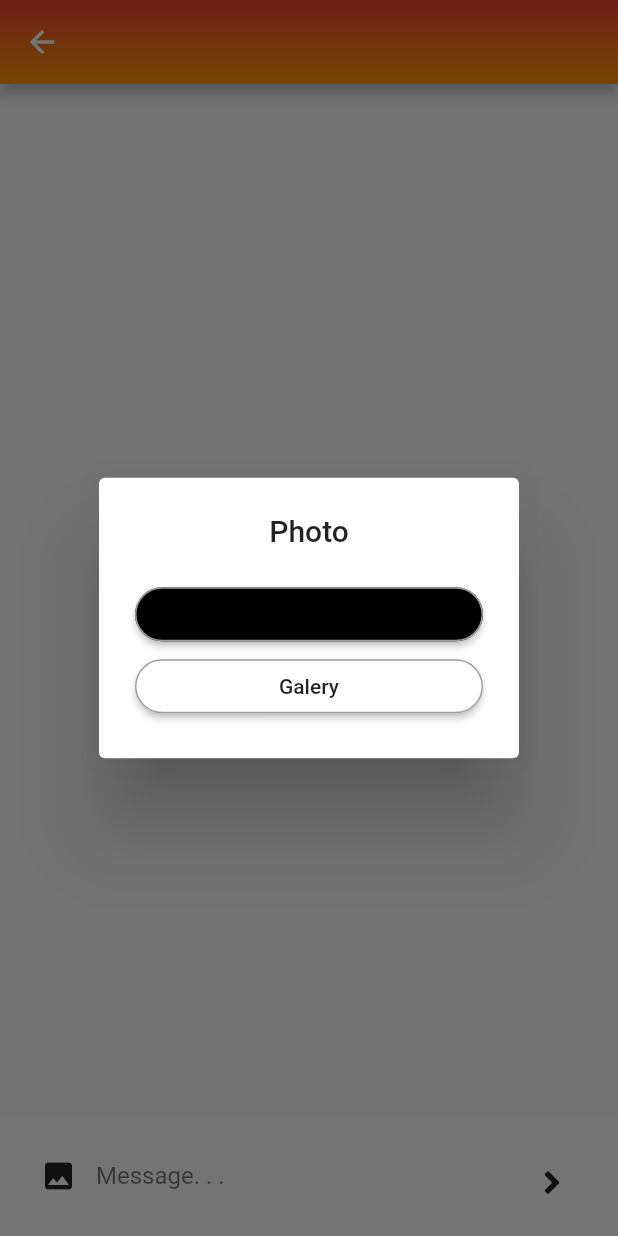
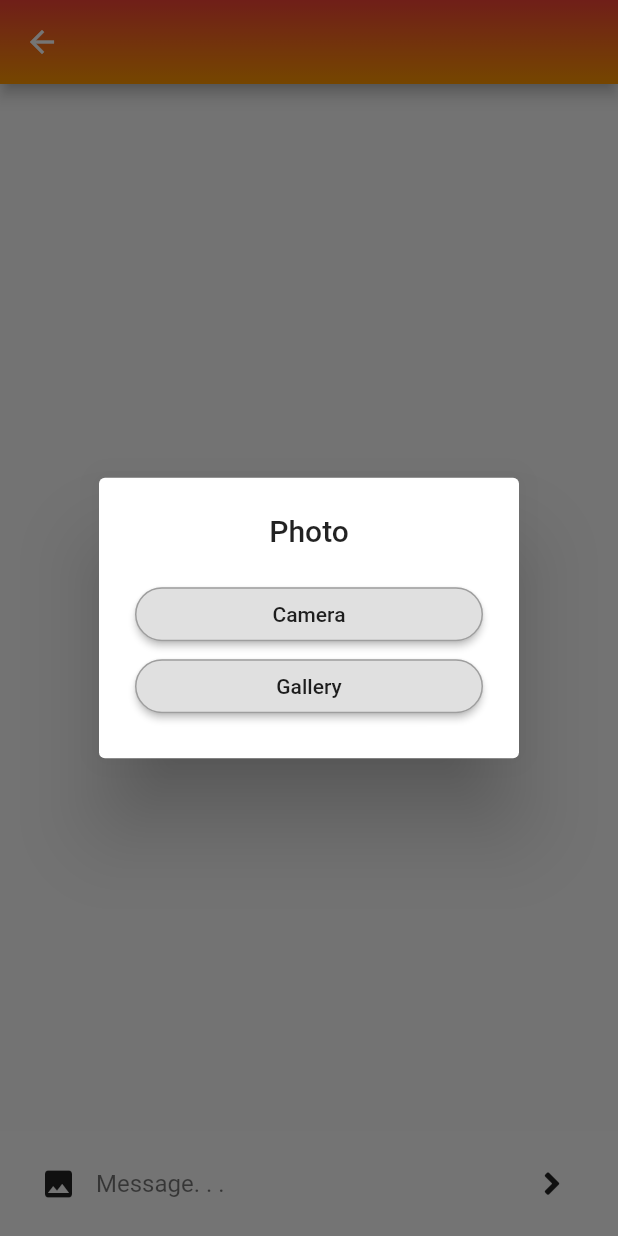
Before and after one commit to michaelwilliamalexander/skuy_messaging, a Flutter app: the ChatRoom screen opened directly with empty values, after a tap on the "photo" icon, on a phone screen of 412 x 824 dp. Run offline on Flutter 3.47's test engine with Material 2 defaults, Android fonts, the phone set to English and light mode, and no system bars; our stand-ins replace cloud_firestore, firebase_auth, firebase_messaging, firebase_storage, flutter_local_notifications, font_awesome_flutter and 3 more; accounts and stored records are empty.

Commit message:
color change

```diff
--- a/lib/Views/ChatRoom/chatScreen.dart
+++ b/lib/Views/ChatRoom/chatScreen.dart
@@ -114,14 +114,12 @@ class _ChatRoomState extends State<ChatRoom>{
                       sendImage();
                       Navigator.pop(context);
                     },
-                    color: Colors.black,
+                    //color: Colors.black,
                     //highlightColor: Colors.white70,
                     shape: RoundedRectangleBorder(
                         borderRadius: new BorderRadius.circular(18.0),
                         side: BorderSide(color: Colors.grey)),
-                    child: Text(
-                      "Camera",
-                    ),
+                    child: Text("Camera",),
                   ),
                 ),
                 SizedBox(
@@ -132,14 +130,11 @@ class _ChatRoomState extends State<ChatRoom>{
                         sendImage();
                         Navigator.pop(context);
                       },
-                    color: Colors.white,
-                    //highlightColor: Colors.white70,
+                    //color: Colors.black,
                     shape: RoundedRectangleBorder(
                         borderRadius: new BorderRadius.circular(18.0),
                         side: BorderSide(color: Colors.grey)),
-                    child: Text(
-                      "Galery",
-                    ),
+                    child: Text("Gallery",),
                   ),
                 ),
               ],
@@ -165,15 +160,15 @@ class _ChatRoomState extends State<ChatRoom>{
       ),
       body: Container(
         child: Stack(
-
           children: [
             Container(
-              padding: EdgeInsets.only(bottom: 100),
+              padding: EdgeInsets.only(bottom: 70),
               child: MessageList(),
             ),
             Container(
               alignment: Alignment.bottomCenter,
               child: Container(
+                height: 70,
                 color: Color(0x54FFFFFF),
                 padding: EdgeInsets.symmetric(horizontal: 24, vertical: 16),
                 child: Row(
@@ -187,12 +182,7 @@ class _ChatRoomState extends State<ChatRoom>{
                         width: 40,
                         padding: EdgeInsets.only(right: 10),
                         decoration: BoxDecoration(
-                            gradient: LinearGradient(
-                                colors: [
-                                  const Color(0x36FFFFFF),
-                                  const Color(0x0FFFFFFF)
-                                ]
-                            ),
+                            color: Colors.transparent,
                             borderRadius: BorderRadius.circular(40)
                         ),
                         child: Icon(Icons.photo),
@@ -218,15 +208,10 @@ class _ChatRoomState extends State<ChatRoom>{
                         height: 40,
                         width: 40,
                         decoration: BoxDecoration(
-                          gradient: LinearGradient(
-                            colors: [
-                              const Color(0x36FFFFFF),
-                              const Color(0x0FFFFFFF)
-                            ]
-                          ),
+                          color: Colors.transparent,
                           borderRadius: BorderRadius.circular(40)
                         ),
-                        padding: EdgeInsets.all(12),
+
                         child: Icon(FontAwesomeIcons.angleRight),
                       ),
                     )
```
Also changed, not shown: lib/Views/ChatRoom/MessageTIle.dart (+3 -10 lines), 1 other file.
